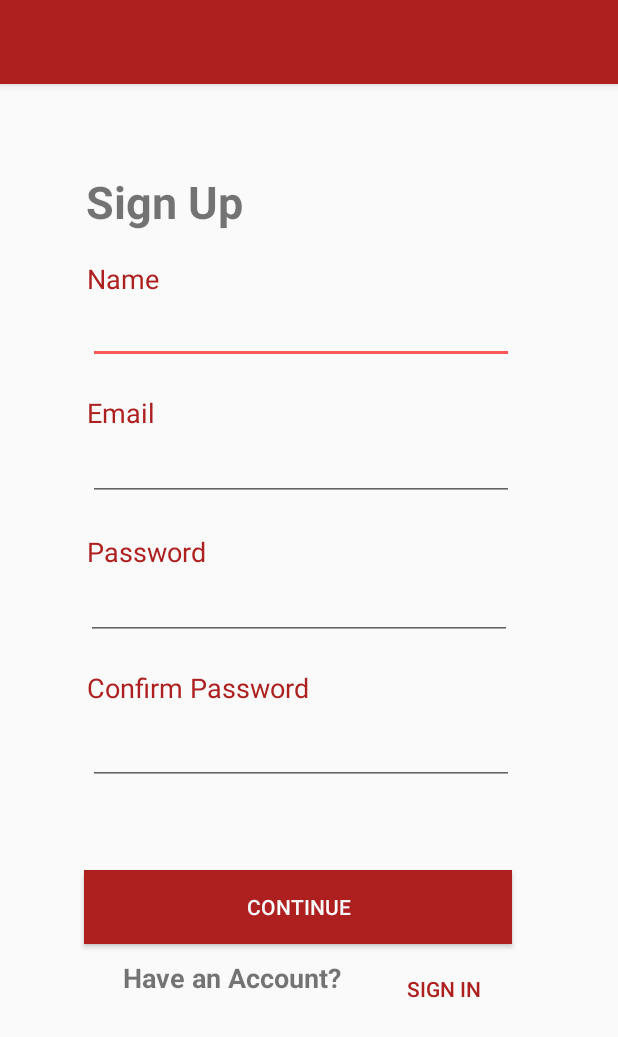
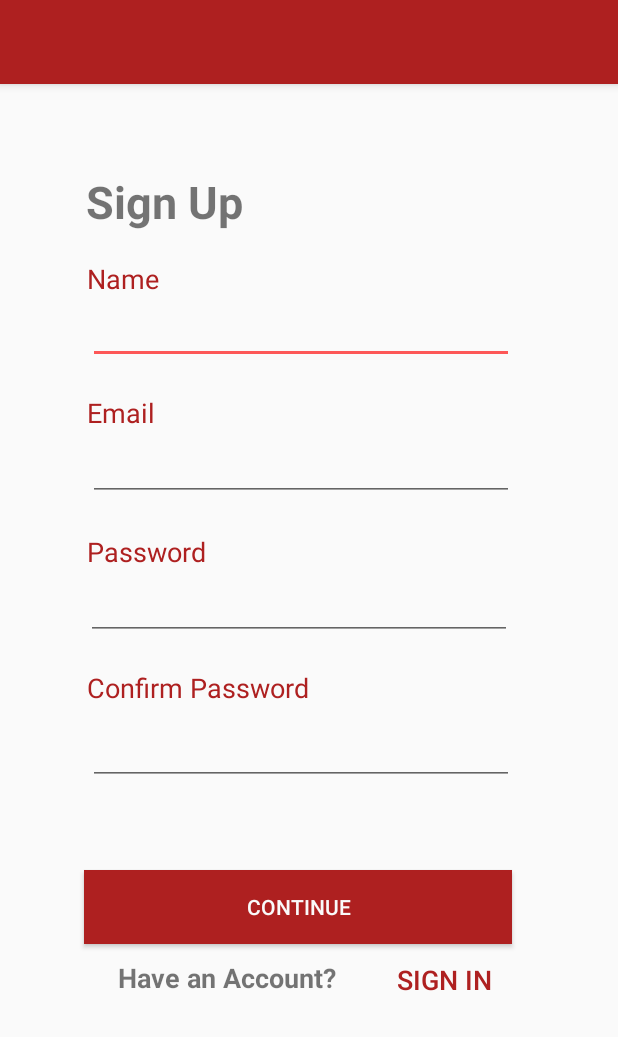
Before and after one commit to Jordan-Hum/FermentationMonitor, an Android app: the screen it shows after launch (SignupActivity), on a phone screen of 412 x 824 dp. Shown: the top 1037 px of the screen. Run offline under Robolectric (Android 15) with nearby library versions, the phone set to English and light mode, and no system bars; our stand-ins replace Firebase (no records; nobody signed in at launch, a user with empty details on screens opened directly).

```diff
--- a/android/FermentationMonitor/app/src/main/java/com/example/fermentationmonitor/SignupActivity.java
+++ b/android/FermentationMonitor/app/src/main/java/com/example/fermentationmonitor/SignupActivity.java
@@ -37,6 +37,12 @@ public class SignupActivity extends AppCompatActivity {
         setupUI();
     }
 
+    @Override
+    protected void onStart() {
+        super.onStart();
+        progressBar.setVisibility(View.INVISIBLE);
+    }
+
     //Check if the user is already logged into an account
     private void isLogin() {
         if(fAuth.getCurrentUser() != null) {
@@ -55,7 +61,6 @@ public class SignupActivity extends AppCompatActivity {
         continueButton = findViewById(R.id.continueButton);
         loginButton = findViewById(R.id.signinButton);
         progressBar = findViewById(R.id.progressBarSignup);
-        progressBar.setVisibility(View.INVISIBLE);
 
         loginButton.setOnClickListener(signinButtonListener);
         continueButton.setOnClickListener(continueButtonListener);
--- a/android/FermentationMonitor/app/src/main/res/layout/activity_login.xml
+++ b/android/FermentationMonitor/app/src/main/res/layout/activity_login.xml
@@ -89,7 +89,7 @@
         app:layout_constraintVertical_bias="0.087" />
 
     <ProgressBar
-        android:id="@+id/progressBar"
+        android:id="@+id/progressBarLogin"
         style="?android:attr/progressBarStyle"
         android:layout_width="wrap_content"
         android:layout_height="wrap_content"
--- a/android/FermentationMonitor/app/src/main/res/layout/activity_signup.xml
+++ b/android/FermentationMonitor/app/src/main/res/layout/activity_signup.xml
@@ -135,12 +135,13 @@
     <Button
         android:id="@+id/signinButton"
         style="@style/Widget.AppCompat.Button.Borderless"
-        android:layout_width="75dp"
+        android:layout_width="wrap_content"
         android:layout_height="40dp"
         android:layout_marginStart="180dp"
-        android:layout_marginTop="10dp"
+        android:layout_marginTop="1dp"
         android:text="Sign In"
         android:textColor="#AE2020"
+        android:textSize="18sp"
         app:layout_constraintEnd_toEndOf="parent"
         app:layout_constraintStart_toStartOf="parent"
         app:layout_constraintTop_toBottomOf="@+id/continueButton" />
```
Also changed, not shown: android/FermentationMonitor/app/src/main/java/com/example/fermentationmonitor/MainActivity.java (+25 -1 lines), android/FermentationMonitor/app/src/main/java/com/example/fermentationmonitor/loginActivity.java (+17 -4 lines), android/FermentationMonitor/app/src/main/res/menu/main_activity_menu.xml (added, +7 -0 lines).
